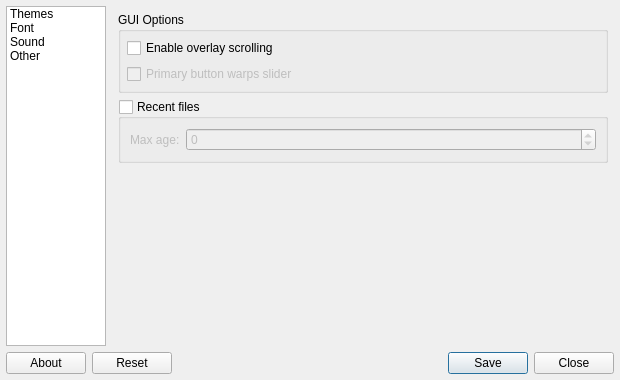
The window that src/DialogMain.ui (qtilities/gtk-conf) describes before a commit, drawn with Qt 5.
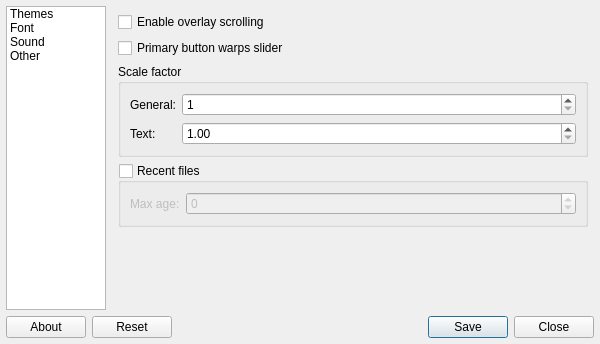
The same window after the commit. The open tabs and pages were chosen to show the change. Icons and pictures are not drawn. Custom widgets are drawn as their Qt base class.

The edit to the form file:
```diff
--- a/src/DialogMain.ui
+++ b/src/DialogMain.ui
@@ -6,8 +6,8 @@
    <rect>
     <x>0</x>
     <y>0</y>
-    <width>620</width>
-    <height>380</height>
+    <width>600</width>
+    <height>344</height>
    </rect>
   </property>
   <layout class="QVBoxLayout" name="layout">
@@ -539,50 +539,63 @@
           <number>6</number>
          </property>
          <item>
-          <widget class="QGroupBox" name="gbxGUI">
-           <property name="title">
-            <string>GUI Options</string>
-           </property>
-           <layout class="QGridLayout" name="layGbxGUI">
-            <property name="leftMargin">
-             <number>6</number>
-            </property>
-            <property name="topMargin">
-             <number>6</number>
-            </property>
-            <property name="rightMargin">
-             <number>6</number>
-            </property>
-            <property name="bottomMargin">
-             <number>6</number>
-            </property>
-            <item row="0" column="0" colspan="2">
-             <widget class="QCheckBox" name="chkOverlayScrolling">
-              <property name="toolTip">
-               <string>&lt;h3&gt;gtk-overlay-scrolling&lt;/h3&gt;
+          <widget class="QCheckBox" name="chkOverlayScrolling">
+           <property name="toolTip">
+            <string>&lt;h3&gt;gtk-overlay-scrolling&lt;/h3&gt;
 &lt;p&gt;Whether scrolled windows may use overlaid scrolling indicators.&lt;/p&gt;
 &lt;p&gt;If this is set to &lt;b&gt;false&lt;/b&gt;, scrolled windows will have permanent scrollbars.&lt;/p&gt;
 &lt;p&gt;Default value: &lt;b&gt;true&lt;/b&gt;&lt;/p&gt;</string>
-              </property>
-              <property name="text">
-               <string>Enable overlay scrolling</string>
-              </property>
-             </widget>
-            </item>
-            <item row="1" column="0" colspan="2">
-             <widget class="QCheckBox" name="chkWarpSlider">
-              <property name="enabled">
-               <bool>false</bool>
-              </property>
-              <property name="toolTip">
-               <string>&lt;h3&gt;gtk-primary-button-warps-slider&lt;/h3&gt;
+           </property>
+           <property name="text">
+            <string>Enable overlay scrolling</string>
+           </property>
+          </widget>
+         </item>
+         <item>
+          <widget class="QCheckBox" name="chkWarpSlider">
+           <property name="toolTip">
+            <string>&lt;h3&gt;gtk-primary-button-warps-slider&lt;/h3&gt;
 &lt;p&gt;If the value of this setting is &lt;b&gt;true&lt;/b&gt;, clicking the primary button in a &lt;b&gt;GtkRange&lt;/b&gt; trough will move the slider, and hence set the range’s value, to the point that you clicked.&lt;/p&gt;
 &lt;p&gt;If it is &lt;b&gt;false&lt;/b&gt;, a primary click will cause the slider/value to move by the range’s page-size towards the point clicked.&lt;/p&gt;
 &lt;p&gt;Whichever action you choose for the primary button, the other action will be available by holding &lt;b&gt;Shift&lt;/b&gt; and primary-clicking, or clicking the middle mouse button.&lt;/p&gt;
 &lt;p&gt;Default value: &lt;b&gt;true&lt;/b&gt;&lt;/p&gt;</string>
+           </property>
+           <property name="text">
+            <string>Primary button warps slider</string>
+           </property>
+          </widget>
+         </item>
+         <item>
+          <widget class="QGroupBox" name="gbxScaleFactor">
+           <property name="title">
+            <string>Scale factor</string>
+           </property>
+           <layout class="QFormLayout" name="formLayout_2">
+            <item row="0" column="0">
+             <widget class="QLabel" name="label_12">
+              <property name="text">
+               <string>General:</string>
               </property>
+             </widget>
+            </item>
+            <item row="1" column="0">
+             <widget class="QLabel" name="label_13">
               <property name="text">
-               <string>Primary button warps slider</string>
+               <string>Text:</string>
+              </property>
+             </widget>
+            </item>
+            <item row="0" column="1">
+             <widget class="QSpinBox" name="sbxScaleFactor">
+              <property name="minimum">
+               <number>1</number>
+              </property>
+             </widget>
+            </item>
+            <item row="1" column="1">
+             <widget class="QDoubleSpinBox" name="dsbTextScaleFactor">
+              <property name="minimum">
+               <double>1.000000000000000</double>
               </property>
              </widget>
             </item>
```
Left out of the diff: 206 changed lines with no effect on the pictures.
